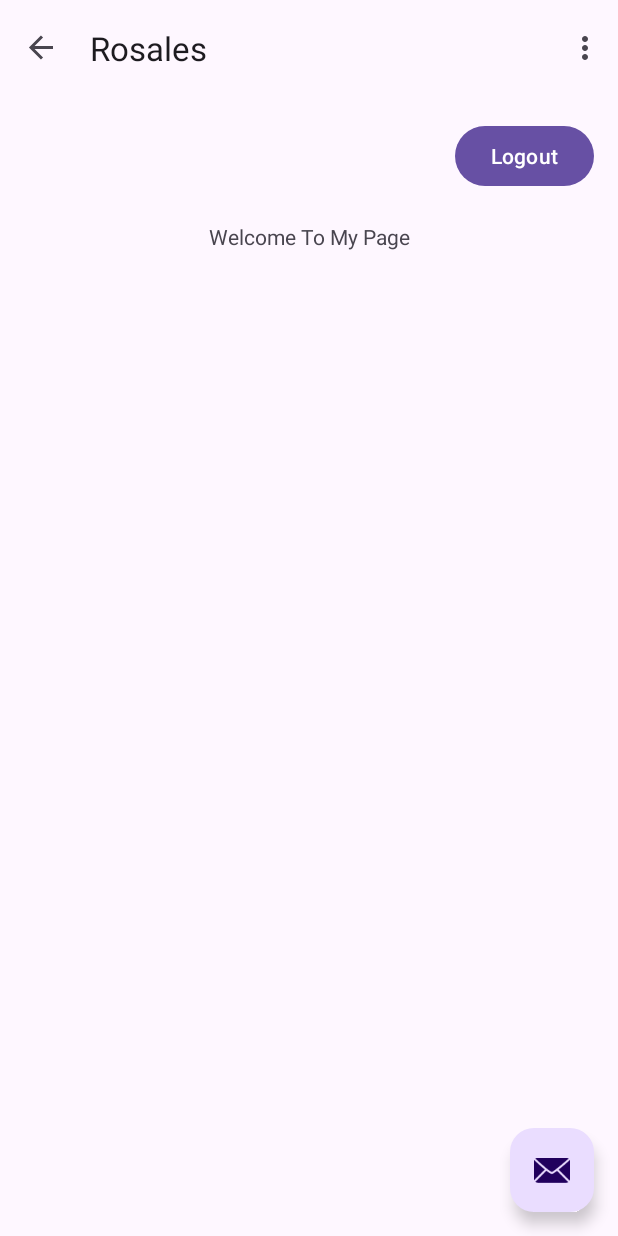
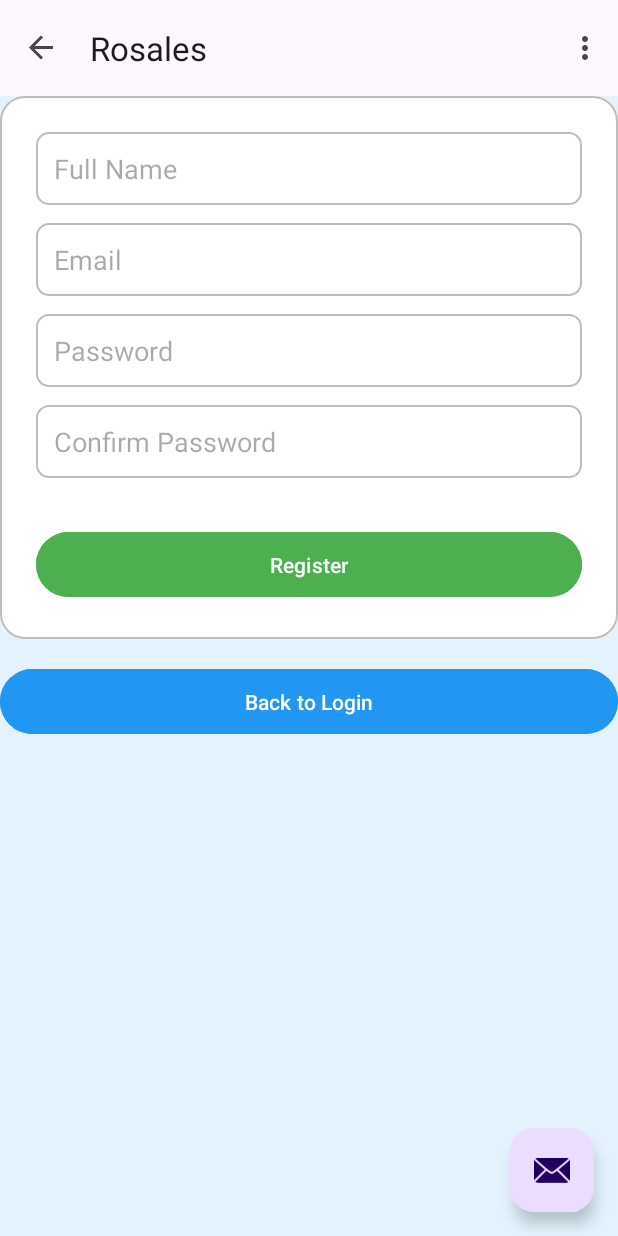
Before and after one commit to Rozuuuuu/rosalesapp, an Android app: the SecondFragment screen opened through its navigation route, on a phone screen of 412 x 824 dp. Run offline under Robolectric (Android 15) with nearby library versions, the phone set to English and light mode, and no system bars; our stand-ins replace navigation-ui.

Commit message:
Upload Project

```diff
--- a/app/build.gradle
+++ b/app/build.gradle
@@ -41,6 +41,8 @@ dependencies {
     implementation 'com.google.android.material:material:1.11.0'
     implementation 'androidx.core:core-ktx:1.12.0'
     implementation 'androidx.constraintlayout:constraintlayout:2.1.4'
+    implementation 'org.mozilla:rhino:1.7.14'
+    implementation 'com.google.code.gson:gson:2.10.1'
     testImplementation libs.junit
     androidTestImplementation libs.ext.junit
     androidTestImplementation libs.espresso.core
--- a/app/src/main/java/com/example/rosaleslloyd/FirstFragment.java
+++ b/app/src/main/java/com/example/rosaleslloyd/FirstFragment.java
@@ -5,46 +5,49 @@ import android.os.Bundle;
 import android.view.LayoutInflater;
 import android.view.View;
 import android.view.ViewGroup;
+import android.widget.EditText;
+import android.widget.Toast;
 
 import androidx.annotation.NonNull;
 import androidx.fragment.app.Fragment;
-import androidx.navigation.fragment.NavHostFragment;
 
 import com.example.rosaleslloyd.databinding.FragmentFirstBinding;
+import com.example.rosaleslloyd.model.User;
 
 public class FirstFragment extends Fragment {
 
     private FragmentFirstBinding binding;
 
     @Override
-    public View onCreateView(
-            @NonNull LayoutInflater inflater, ViewGroup container,
-            Bundle savedInstanceState
-    ) {
-
+    public View onCreateView(@NonNull LayoutInflater inflater, ViewGroup container, Bundle savedInstanceState) {
         binding = FragmentFirstBinding.inflate(inflater, container, false);
         return binding.getRoot();
-
     }
 
     @Override
     public void onViewCreated(@NonNull View view, Bundle savedInstanceState) {
         super.onViewCreated(view, savedInstanceState);
 
-        binding.buttonFirst.setOnClickListener(new View.OnClickListener() {
-            @Override
-            public void onClick(View view) {
+        binding.buttonFirst.setOnClickListener(v -> {
+            EditText usernameField = getActivity().findViewById(R.id.username);
+            EditText passwordField = getActivity().findViewById(R.id.password);
+
+            String inputUsername = usernameField.getText().toString().trim();
+            String inputPassword = passwordField.getText().toString().trim();
+
+            User user = SharedPrefManager.getInstance(getActivity()).getUser();
+
+            if (user != null && inputUsername.equals(user.getUsername()) && inputPassword.equals(user.getPassword())) {
                 Intent intent = new Intent(getActivity(), DashboardActivity.class);
                 startActivity(intent);
+            } else {
+                Toast.makeText(getActivity(), "Invalid credentials", Toast.LENGTH_SHORT).show();
             }
         });
 
-        binding.buttonSecond.setOnClickListener(new View.OnClickListener() {
-            @Override
-            public void onClick(View view) {
-                Intent intent = new Intent(getActivity(), RegisterForm.class);
-                startActivity(intent);
-            }
+        binding.buttonSecond.setOnClickListener(v -> {
+            Intent intent = new Intent(getActivity(), RegisterForm.class);
+            startActivity(intent);
         });
     }
 
@@ -53,5 +56,4 @@ public class FirstFragment extends Fragment {
         super.onDestroyView();
         binding = null;
     }
-
 }
--- /dev/null
+++ b/app/src/main/res/drawable/edittext_background.xml
@@ -0,0 +1,7 @@
+<?xml version="1.0" encoding="utf-8"?>
+<shape xmlns:android="http://schemas.android.com/apk/res/android"
+    android:shape="rectangle">
+    <solid android:color="#FFFFFF" />
+    <corners android:radius="8dp" />
+    <stroke android:width="1dp" android:color="#BDBDBD" />
+</shape>
--- /dev/null
+++ b/app/src/main/res/drawable/rounded_background.xml
@@ -0,0 +1,16 @@
+<?xml version="1.0" encoding="utf-8"?>
+<layer-list xmlns:android="http://schemas.android.com/apk/res/android">
+    <item>
+        <shape android:shape="rectangle">
+            <solid android:color="#FFFFFF" />
+            <corners android:radius="16dp" />
+        </shape>
+    </item>
+    <item>
+        <shape android:shape="rectangle">
+            <solid android:color="@android:color/white" />
+            <corners android:radius="16dp" />
+            <stroke android:width="1dp" android:color="#BDBDBD" />
+        </shape>
+    </item>
+</layer-list>
--- a/app/src/main/res/layout/content_main.xml
+++ b/app/src/main/res/layout/content_main.xml
@@ -13,7 +13,9 @@
         app:defaultNavHost="true"
         app:layout_constraintBottom_toBottomOf="parent"
         app:layout_constraintEnd_toEndOf="parent"
+        app:layout_constraintHorizontal_bias="0.0"
         app:layout_constraintStart_toStartOf="parent"
         app:layout_constraintTop_toTopOf="parent"
+        app:layout_constraintVertical_bias="0.0"
         app:navGraph="@navigation/nav_graph" />
 </androidx.constraintlayout.widget.ConstraintLayout>
--- a/app/src/main/res/layout/fragment_second.xml
+++ b/app/src/main/res/layout/fragment_second.xml
@@ -4,34 +4,99 @@
     xmlns:tools="http://schemas.android.com/tools"
     android:layout_width="match_parent"
     android:layout_height="match_parent"
+    android:background="@color/light_blue"
     tools:context=".SecondFragment">
 
-    <androidx.constraintlayout.widget.ConstraintLayout
+    <androidx.constraintlayout.widget.ConstraintLayout xmlns:android="http://schemas.android.com/apk/res/android"
+        xmlns:app="http://schemas.android.com/apk/res-auto"
         android:layout_width="match_parent"
-        android:layout_height="match_parent"
-        android:padding="16dp">
+        android:layout_height="match_parent">
 
-        <!-- Logout Button in Top-Right -->
         <Button
-            android:id="@+id/button_second"
+            android:id="@+id/buttonSecond"
             android:layout_width="wrap_content"
             android:layout_height="wrap_content"
-            android:text="Logout"
+            android:text="Navigate"
             app:layout_constraintTop_toTopOf="parent"
+            app:layout_constraintStart_toStartOf="parent"
             app:layout_constraintEnd_toEndOf="parent" />
 
+        <!-- Registration Form -->
+        <LinearLayout
+            android:id="@+id/registrationForm"
+            android:layout_width="0dp"
+            android:layout_height="wrap_content"
+            android:orientation="vertical"
+            android:padding="24dp"
+            android:gravity="center"
+            android:background="@drawable/rounded_background"
+            app:layout_constraintTop_toBottomOf="@id/button_second"
+            app:layout_constraintStart_toStartOf="parent"
+            app:layout_constraintEnd_toEndOf="parent">
 
+            <EditText
+                android:id="@+id/editTextName"
+                android:layout_width="match_parent"
+                android:layout_height="wrap_content"
+                android:hint="Full Name"
+                android:background="@drawable/edittext_background"
+                android:padding="12dp"
+                android:layout_marginBottom="12dp" />
 
-        <!-- Existing TextView -->
-        <TextView
-            android:id="@+id/textview_second"
-            android:layout_width="wrap_content"
+            <EditText
+                android:id="@+id/editTextEmail"
+                android:layout_width="match_parent"
+                android:layout_height="wrap_content"
+                android:hint="Email"
+                android:inputType="textEmailAddress"
+                android:background="@drawable/edittext_background"
+                android:padding="12dp"
+                android:layout_marginBottom="12dp" />
+
+            <EditText
+                android:id="@+id/editTextPassword"
+                android:layout_width="match_parent"
+                android:layout_height="wrap_content"
+                android:hint="Password"
+                android:inputType="textPassword"
+                android:background="@drawable/edittext_background"
+                android:padding="12dp"
+                android:layout_marginBottom="12dp" />
+
+            <EditText
+                android:id="@+id/editTextConfirmPassword"
+                android:layout_width="match_parent"
+                android:layout_height="wrap_content"
+                android:hint="Confirm Password"
+                android:inputType="textPassword"
+                android:background="@drawable/edittext_background"
+                android:padding="12dp"
+                android:layout_marginBottom="16dp" />
+
+            <Button
+                android:id="@+id/buttonRegister"
+                android:layout_width="match_parent"
+                android:layout_height="wrap_content"
+                android:layout_marginTop="16dp"
+                android:text="Register"
+                android:backgroundTint="@color/green"
+                android:textColor="@android:color/white"
+                android:padding="12dp" />
+        </LinearLayout>
+
+        <!-- Back to Login Button -->
+        <Button
+            android:id="@+id/buttonBackToLogin"
+            android:layout_width="match_parent"
             android:layout_height="wrap_content"
-            android:layout_marginTop="20dp"
-            android:text="@string/welcome_page"
-            app:layout_constraintBottom_toBottomOf="parent"
-            app:layout_constraintEnd_toEndOf="parent"
+            android:layout_marginTop="16dp"
+            android:text="Back to Login"
+            android:backgroundTint="@color/blue"
+            android:textColor="@android:color/white"
+            android:padding="12dp"
+            app:layout_constraintTop_toBottomOf="@id/registrationForm"
             app:layout_constraintStart_toStartOf="parent"
-            app:layout_constraintTop_toBottomOf="@id/button_second" />
+            app:layout_constraintEnd_toEndOf="parent" />
+
     </androidx.constraintlayout.widget.ConstraintLayout>
 </androidx.core.widget.NestedScrollView>
--- a/app/src/main/res/values/colors.xml
+++ b/app/src/main/res/values/colors.xml
@@ -3,4 +3,7 @@
     <color name="black">#FF000000</color>
     <color name="white">#FFFFFFFF</color>
     <color name="lightsalmon">#BBDCE5</color>
+    <color name="light_blue">#E3F2FD</color>
+    <color name="green">#4CAF50</color>
+    <color name="blue">#2196F3</color>
 </resources>
```
Also changed, not shown: app/src/main/java/com/example/rosaleslloyd/RegisterForm.java (+8 -8 lines), app/src/main/java/com/example/rosaleslloyd/SharedPrefManager.java (added, +46 -0 lines), app/src/main/java/com/example/rosaleslloyd/model/User.java (added, +50 -0 lines), app/src/main/res/layout/register_form.xml (+14 -0 lines).
